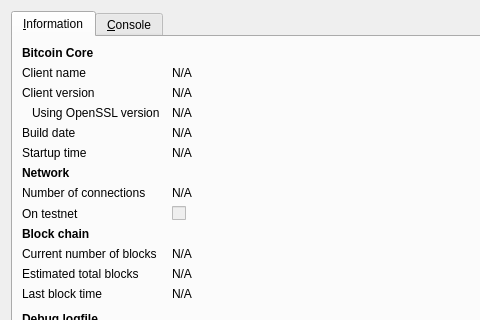
Above: src/qt/forms/rpcconsole.ui from WilliamXuu/InfiniteCoin before the change; both pictures show x 0 to 480 and y 0 to 320 of the 740 by 450 pixel window. Below: the same form after it.
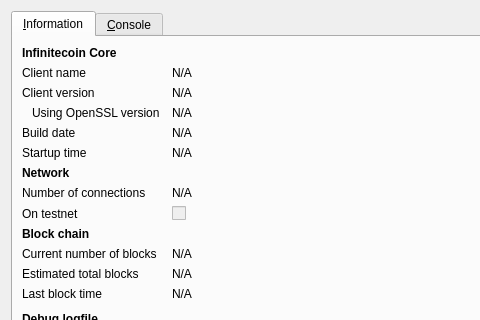
That is the form after the change. Icons and pictures are not drawn.

Patch:
```diff
--- a/src/qt/forms/rpcconsole.ui
+++ b/src/qt/forms/rpcconsole.ui
@@ -39,7 +39,7 @@
           </font>
          </property>
          <property name="text">
-          <string>Bitcoin Core</string>
+          <string>Infinitecoin Core</string>
          </property>
         </widget>
        </item>
```
